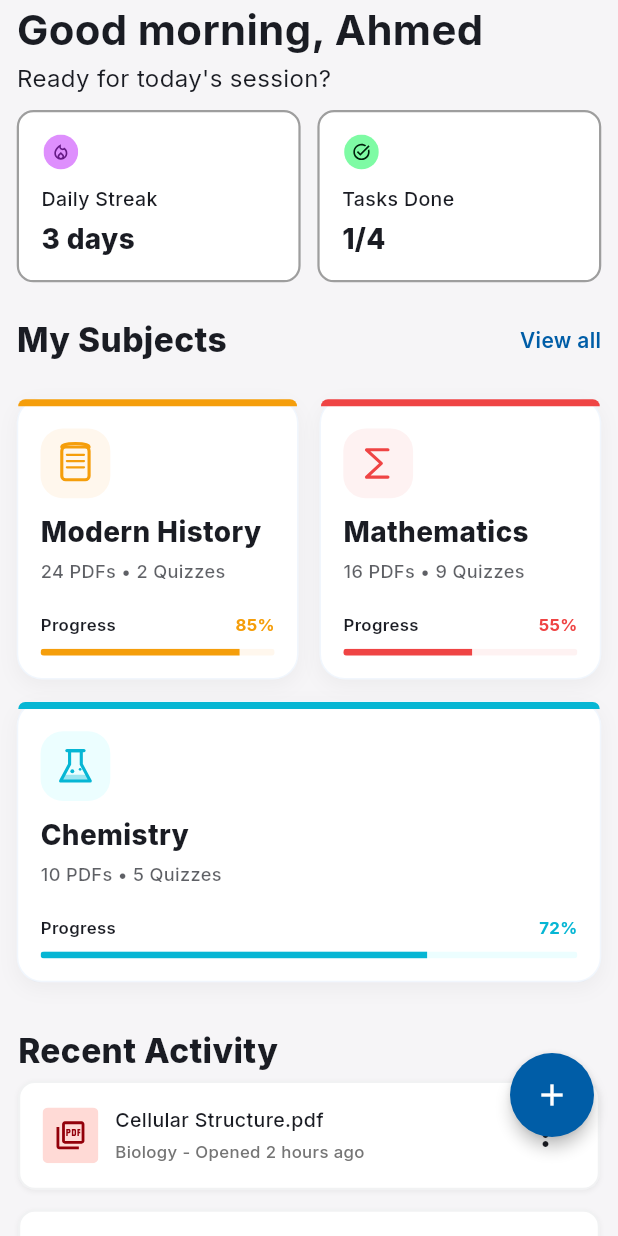
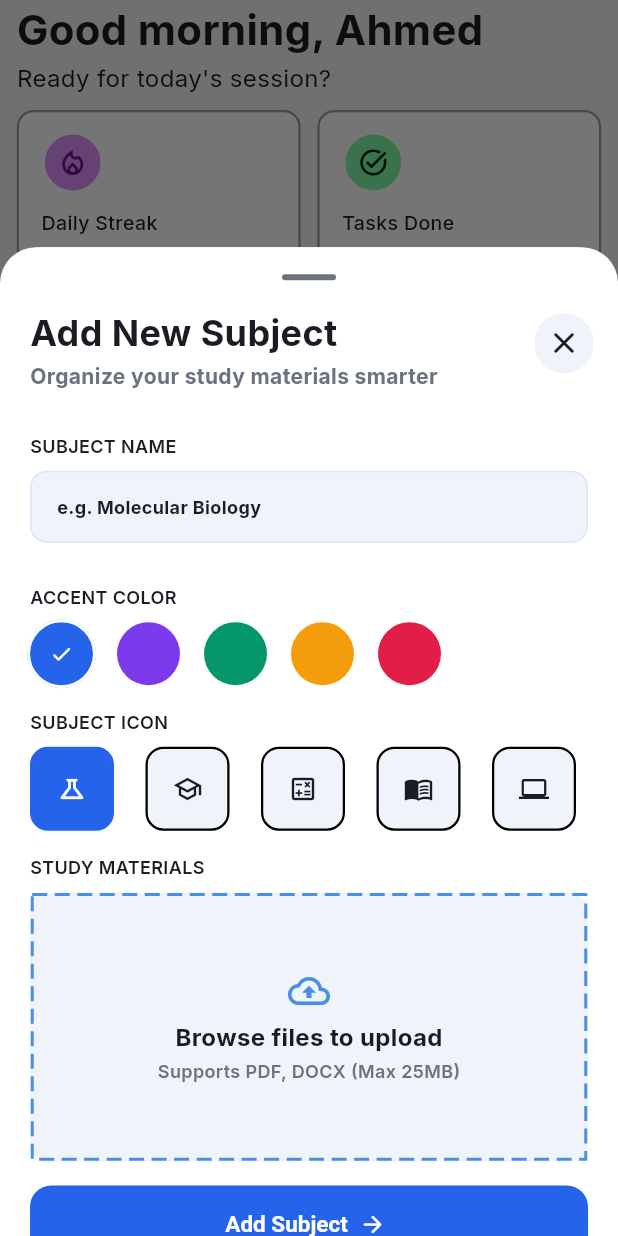
Before and after one commit to ahmedEhab10/study_flow, a Flutter app: the HomeScreen screen opened directly, after a tap on the "add" icon, on a phone screen of 412 x 824 dp. Run offline on Flutter 3.47's test engine with Material 3 defaults, Android fonts, the phone set to English and light mode, and no system bars; drawn by our look-alikes of dotted_border; our stand-ins replace dots_indicator, flutter_bloc, flutter_screenutil, flutter_svg, google_fonts, hive_flutter and 2 more; accounts and stored records are empty; project files that could hold a hidden picture were left out.

Commit message:
finish add subject modern bottom sheet

```diff
--- /dev/null
+++ b/lib/Core/Models/SubjectColor.dart
@@ -0,0 +1,15 @@
+import 'dart:ui';
+
+import 'package:flutter/material.dart';
+
+class SubjectColor {
+  final Color color;
+  final String label;
+  const SubjectColor({required this.color, required this.label});
+}
+
+class SubjectIcon {
+  final IconData icon;
+  final String label;
+  const SubjectIcon({required this.icon, required this.label});
+}
--- /dev/null
+++ b/lib/Core/Widgets/Add_Subject_Sheet.dart
@@ -0,0 +1,560 @@
+import 'dart:ui' as BorderType;
+
+import 'package:dotted_border/dotted_border.dart';
+import 'package:flutter/material.dart';
+
+import 'package:flutter_screenutil/flutter_screenutil.dart';
+import 'package:google_fonts/google_fonts.dart';
+import 'package:study_flow/Core/Models/SubjectColor.dart';
+import 'package:study_flow/Core/resources/Colors_Manager.dart';
+
+class AddSubjectSheet extends StatefulWidget {
+  final String title;
+  final String subtitle;
+  final String inputLabel;
+  final String inputHint;
+  final String ctaLabel;
+  final void Function(String value)? onSubmit;
+
+  const AddSubjectSheet({
+    super.key,
+    required this.title,
+    required this.subtitle,
+    required this.inputLabel,
+    required this.inputHint,
+    required this.ctaLabel,
+    this.onSubmit,
+  });
+
+  @override
+  State<AddSubjectSheet> createState() => _AddSubjectSheetState();
+}
+
+class _AddSubjectSheetState extends State<AddSubjectSheet> {
+  final _controller = TextEditingController();
+  int _selectedColor = 0;
+  int _selectedIcon = 0;
+
+  static const _colors = [
+    SubjectColor(color: Color(0xFF2563EB), label: 'Blue'),
+    SubjectColor(color: Color(0xFF7C3AED), label: 'Purple'),
+    SubjectColor(color: Color(0xFF059669), label: 'Green'),
+    SubjectColor(color: Color(0xFFF59E0B), label: 'Amber'),
+    SubjectColor(color: Color(0xFFE11D48), label: 'Rose'),
+  ];
+
+  static const _icons = [
+    SubjectIcon(icon: Icons.science_outlined, label: 'Science'),
+    SubjectIcon(icon: Icons.school_outlined, label: 'School'),
+    SubjectIcon(icon: Icons.calculate_outlined, label: 'Math'),
+    SubjectIcon(icon: Icons.menu_book_outlined, label: 'Literature'),
+    SubjectIcon(icon: Icons.computer_outlined, label: 'Computer Science'),
+  ];
+
+  Color get _accent => _colors[_selectedColor].color;
+
+  @override
+  void dispose() {
+    _controller.dispose();
+    super.dispose();
+  }
+
+  void _handleSubmit() {
+    final value = _controller.text.trim();
+    widget.onSubmit?.call(value);
+    Navigator.of(context).pop();
+  }
+
+  @override
+  Widget build(BuildContext context) {
+    final bottom = MediaQuery.of(context).viewInsets.bottom;
+
+    return AnimatedPadding(
+      duration: const Duration(milliseconds: 200),
+      curve: Curves.easeOut,
+      padding: EdgeInsets.only(bottom: bottom),
+      child: Container(
+        height: MediaQuery.of(context).size.height * 0.8,
+        decoration: BoxDecoration(
+          color: Theme.of(context).colorScheme.surface,
+          borderRadius: const BorderRadius.vertical(top: Radius.circular(24)),
+        ),
+        child: SafeArea(
+          top: false,
+          child: Column(
+            mainAxisSize: MainAxisSize.min,
+            crossAxisAlignment: CrossAxisAlignment.stretch,
+            children: [
+              SizedBox(height: 8),
+              // ── Drag handle
+              const _DragHandle(),
+
+              // ── Header
+              _SheetHeader(title: widget.title, subtitle: widget.subtitle),
+
+              const SizedBox(height: 12),
+
+              // ── Text input widget
+              _SectionLabel(widget.inputLabel),
+              _TextInputWidget(
+                controller: _controller,
+                hint: widget.inputHint,
+                accent: _accent,
+              ),
+              SizedBox(height: 12),
+
+              // ── Color picker widget
+              const _SectionLabel('Accent Color'),
+              _ColorPickerWidget(
+                colors: _colors,
+                selected: _selectedColor,
+                onChanged: (i) => setState(() => _selectedColor = i),
+              ),
+
+              // ── Icon picker widget
+              const _SectionLabel('Subject Icon'),
+              _IconPickerWidget(
+                icons: _icons,
+                selected: _selectedIcon,
+                accent: _accent,
+                onChanged: (i) => setState(() => _selectedIcon = i),
+              ),
+
+              // ── Upload widget
+              const _SectionLabel('Study Materials'),
+              const _UploadWidget(),
+
+              // ── CTA widget
+              _CtaWidget(
+                label: widget.ctaLabel,
+                accent: _accent,
+                onTap: _handleSubmit,
+              ),
+
+              const SizedBox(height: 8),
+            ],
+          ),
+        ),
+      ),
+    );
+  }
+}
+
+// ─────────────────────────────────────────────
+// SMALL WIDGETS
+// ─────────────────────────────────────────────
+
+/// Drag handle pill at the top of the sheet.
+class _DragHandle extends StatelessWidget {
+  const _DragHandle();
+
+  @override
+  Widget build(BuildContext context) {
+    return Center(
+      child: Container(
+        margin: const EdgeInsets.only(top: 10, bottom: 4),
+        width: 36,
+        height: 4,
+        decoration: BoxDecoration(
+          color: ColorsManager.textSecondaryLight,
+          borderRadius: BorderRadius.circular(99),
+        ),
+      ),
+    );
+  }
+}
+
+/// Sheet title + subtitle + close button row.
+class _SheetHeader extends StatelessWidget {
+  final String title;
+  final String subtitle;
+
+  const _SheetHeader({required this.title, required this.subtitle});
+
+  @override
+  Widget build(BuildContext context) {
+    return Padding(
+      padding: const EdgeInsets.fromLTRB(20, 14, 12, 0),
+      child: Row(
+        crossAxisAlignment: CrossAxisAlignment.start,
+        children: [
+          Expanded(
+            child: Column(
+              crossAxisAlignment: CrossAxisAlignment.start,
+              children: [
+                Text(
+                  title,
+                  style: GoogleFonts.inter(
+                    fontSize: 24,
+                    fontWeight: FontWeight.bold,
+                    color: Theme.of(context).colorScheme.onSurface,
+                  ),
+                ),
+                const SizedBox(height: 2),
+                Text(
+                  subtitle,
+                  style: GoogleFonts.inter(
+                    fontSize: 14,
+                    fontWeight: FontWeight.w700,
+                    color: ColorsManager.textSecondaryLight,
+                  ),
+                ),
+              ],
+            ),
+          ),
+          IconButton(
+            icon: const Icon(Icons.close_rounded),
+            onPressed: () => Navigator.of(context).pop(),
+            style: IconButton.styleFrom(
+              backgroundColor: Theme.of(
+                context,
+              ).colorScheme.surfaceContainerHighest,
+            ),
+          ),
+        ],
+      ),
+    );
+  }
+}
+
+/// Uppercase section label — reused across all sections.
+class _SectionLabel extends StatelessWidget {
+  final String text;
+  const _SectionLabel(this.text);
+
+  @override
+  Widget build(BuildContext context) {
+    return Padding(
+      padding: const EdgeInsets.fromLTRB(20, 16, 20, 8),
+      child: Text(
+        text.toUpperCase(),
+        style: GoogleFonts.inter(
+          color: Theme.of(context).colorScheme.onSurfaceVariant,
+          fontSize: 12,
+          fontWeight: FontWeight.w600,
+        ),
+      ),
+    );
+  }
+}
+
+// ─────────────────────────────────────────────
+// WIDGET 1 — Text input
+// ─────────────────────────────────────────────
+///
+/// Reusable text field. Swap [hint] and [controller] for different use-cases
+/// (course name, description, etc.). For multi-line, set [maxLines] > 1.
+///
+class _TextInputWidget extends StatelessWidget {
+  final TextEditingController controller;
+  final String hint;
+  final Color accent;
+  final int maxLines;
+
+  const _TextInputWidget({
+    required this.controller,
+    required this.hint,
+    required this.accent,
+    this.maxLines = 1,
+  });
+
+  @override
+  Widget build(BuildContext context) {
+    return Padding(
+      padding: const EdgeInsets.symmetric(horizontal: 20),
+      child: TextField(
+        controller: controller,
+        maxLines: maxLines,
+        style: Theme.of(context).textTheme.bodyMedium,
+        decoration: InputDecoration(
+          hintText: hint,
+          hintStyle: GoogleFonts.inter(
+            fontSize: 12,
+            fontWeight: FontWeight.w700,
+            color: Theme.of(context).colorScheme.onSurfaceVariant,
+          ),
+          filled: true,
+          fillColor: Theme.of(context).colorScheme.surfaceContainerHighest,
+          border: OutlineInputBorder(
+            borderRadius: BorderRadius.circular(10),
+            borderSide: BorderSide.none,
+          ),
+          focusedBorder: OutlineInputBorder(
+            borderRadius: BorderRadius.circular(10),
+            borderSide: BorderSide(color: accent, width: 1.5),
+          ),
+          contentPadding: const EdgeInsets.symmetric(
+            horizontal: 14,
+            vertical: 12,
+          ),
+        ),
+      ),
+    );
+  }
+}
+
+// ─────────────────────────────────────────────
+// WIDGET 2 — Color picker
+// ─────────────────────────────────────────────
+
+class _ColorPickerWidget extends StatelessWidget {
+  final List<SubjectColor> colors;
+  final int selected;
+  final ValueChanged<int> onChanged;
+
+  const _ColorPickerWidget({
+    required this.colors,
+    required this.selected,
+    required this.onChanged,
+  });
+
+  @override
+  Widget build(BuildContext context) {
+    return Padding(
+      padding: const EdgeInsets.symmetric(horizontal: 20),
+      child: Row(
+        children: List.generate(colors.length, (i) {
+          final isSelected = i == selected;
+          return Padding(
+            padding: const EdgeInsets.only(right: 16),
+            child: GestureDetector(
+              onTap: () => onChanged(i),
+              child: AnimatedContainer(
+                duration: const Duration(milliseconds: 150),
+                width: 42,
+                height: 42,
+                decoration: BoxDecoration(
+                  color: colors[i].color,
+                  shape: BoxShape.circle,
+                  border: isSelected
+                      ? Border.all(
+                          color: Theme.of(context).colorScheme.surface,
+                          width: 2,
+                          strokeAlign: BorderSide.strokeAlignOutside,
+                        )
+                      : null,
+                  boxShadow: isSelected
+                      ? [
+                          BoxShadow(
+                            color: colors[i].color.withOpacity(0.5),
+                            blurRadius: 0,
+                            spreadRadius: 2,
+                          ),
+                        ]
+                      : null,
+                ),
+                child: isSelected
+                    ? const Icon(
+                        Icons.check_rounded,
+                        color: Colors.white,
+                        size: 16,
+                      )
+                    : null,
+              ),
+            ),
+          );
+        }),
+      ),
+    );
+  }
+}
+
+// ─────────────────────────────────────────────
+// WIDGET 3 — Icon picker
+// ─────────────────────────────────────────────
+
+class _IconPickerWidget extends StatelessWidget {
+  final List<SubjectIcon> icons;
+  final int selected;
+  final Color accent;
+  final ValueChanged<int> onChanged;
+
+  const _IconPickerWidget({
+    required this.icons,
+    required this.selected,
+    required this.accent,
+    required this.onChanged,
+  });
+
+  @override
+  Widget build(BuildContext context) {
+    return Padding(
+      padding: const EdgeInsets.symmetric(horizontal: 20),
+      child: Row(
+        mainAxisAlignment: MainAxisAlignment.spaceBetween,
+        children: List.generate(icons.length, (i) {
+          final isSelected = i == selected;
+          return Padding(
+            padding: const EdgeInsets.only(right: 8),
+            child: Tooltip(
+              message: icons[i].label,
+              child: GestureDetector(
+                onTap: () => onChanged(i),
+                child: AnimatedContainer(
+                  duration: const Duration(milliseconds: 150),
+                  width: 56,
+                  height: 56,
+                  decoration: BoxDecoration(
+                    color: isSelected
+                        ? accent
+                        : Theme.of(context).colorScheme.surfaceContainerHighest,
+                    borderRadius: BorderRadius.circular(12),
+                    border: Border.all(
+                      color: isSelected
+                          ? accent
+                          : Theme.of(context).colorScheme.outlineVariant,
+                      width: 1.5,
+                    ),
+                  ),
+                  child: Icon(
+                    icons[i].icon,
+                    size: 20,
+                    color: isSelected
+                        ? Colors.white
+                        : Theme.of(context).colorScheme.onSurfaceVariant,
+                  ),
+                ),
+              ),
+            ),
+          );
+        }),
+      ),
+    );
+  }
+}
+
+// ─────────────────────────────────────────────
+// WIDGET 4 — Upload zone
+// ─────────────────────────────────────────────
+
+class _UploadWidget extends StatefulWidget {
+  const _UploadWidget();
+
+  @override
+  State<_UploadWidget> createState() => _UploadWidgetState();
+}
+
+class _UploadWidgetState extends State<_UploadWidget> {
+  bool _hovering = false;
+
+  @override
+  Widget build(BuildContext context) {
+    return Padding(
+      padding: const EdgeInsets.symmetric(horizontal: 20),
+      child: GestureDetector(
+        onTap: () {
+          // TODO: wire up file_picker or image_picker
+        },
+        child: MouseRegion(
+          onEnter: (_) => setState(() => _hovering = true),
+          onExit: (_) => setState(() => _hovering = false),
+          child: AnimatedContainer(
+            height: 192.h,
+            duration: const Duration(milliseconds: 150),
+            padding: const EdgeInsets.all(1.5),
+
+            decoration: BoxDecoration(
+              color: Theme.of(context).colorScheme.surfaceContainerHighest,
+              borderRadius: BorderRadius.circular(12),
+            ),
+
+            child: DottedBorder(
+              options: RectDottedBorderOptions(
+                dashPattern: [10, 5],
+                strokeWidth: 2,
+                padding: EdgeInsets.all(16),
+                color: _hovering
+                    ? Theme.of(context).colorScheme.primary
+                    : Theme.of(context).colorScheme.primary,
+              ),
+
+              // radius: const Radius.circular(12),
+
+              // dashPattern: const [6, 4],
+
+              // strokeWidth: 1.5,
+              child: Container(
+                width: double.infinity,
+                decoration: BoxDecoration(
+                  borderRadius: BorderRadius.circular(24),
+                ),
+                padding: const EdgeInsets.symmetric(vertical: 20),
+
+                child: Column(
+                  mainAxisAlignment: MainAxisAlignment.center,
+                  children: [
+                    Icon(
+                      Icons.cloud_upload_outlined,
+                      size: 28,
+                      color: Theme.of(context).colorScheme.primary,
+                    ),
+
+                    const SizedBox(height: 6),
+
+                    Text(
+                      'Browse files to upload',
+                      style: GoogleFonts.inter(
+                        color: Theme.of(context).colorScheme.onSurfaceVariant,
+                        fontSize: 16,
+                        fontWeight: FontWeight.w700,
+                      ),
+                    ),
+
+                    const SizedBox(height: 2),
+
+                    Text(
+                      'Supports PDF, DOCX (Max 25MB)',
+                      style: GoogleFonts.inter(
+                        color: ColorsManager.textSecondaryLight,
+                        fontSize: 12,
+                        fontWeight: FontWeight.w600,
+                      ),
+                    ),
+                  ],
+                ),
+              ),
+            ),
+          ),
+        ),
+      ),
+    );
+  }
+}
+
+// ─────────────────────────────────────────────
+// WIDGET 5 — CTA button
+// ─────────────────────────────────────────────
+
+class _CtaWidget extends StatelessWidget {
+  final String label;
+  final Color accent;
+  final VoidCallback onTap;
+
+  const _CtaWidget({
+    required this.label,
+    required this.accent,
+    required this.onTap,
+  });
+
+  @override
+  Widget build(BuildContext context) {
+    return Padding(
+      padding: const EdgeInsets.fromLTRB(20, 16, 20, 0),
+      child: FilledButton.icon(
+        onPressed: onTap,
+        style: FilledButton.styleFrom(
+          backgroundColor: accent,
+          foregroundColor: Colors.white,
+          minimumSize: const Size.fromHeight(52),
+          shape: RoundedRectangleBorder(
+            borderRadius: BorderRadius.circular(14),
+          ),
+          textStyle: const TextStyle(fontSize: 15, fontWeight: FontWeight.w600),
+        ),
+        icon: const Icon(Icons.arrow_forward_rounded, size: 18),
+        iconAlignment: IconAlignment.end,
+        label: Text(label),
+      ),
+    );
+  }
+}
--- /dev/null
+++ b/lib/Core/Widgets/Show_Modern_Bottom_Sheet.dart
@@ -0,0 +1,112 @@
+import 'package:flutter/material.dart';
+import 'package:google_fonts/google_fonts.dart';
+import 'package:study_flow/Core/Widgets/custom_input_text_faild.dart';
+import 'package:study_flow/Core/resources/Colors_Manager.dart';
+import 'package:study_flow/Core/Widgets/Add_Subject_Sheet.dart';
+
+void showModernBottomSheet(BuildContext context) {
+  final theme = Theme.of(context);
+  final isDark = theme.brightness == Brightness.dark;
+  showModalBottomSheet(
+    context: context,
+    isScrollControlled: true,
+    // backgroundColor: Colors.transparent,
+    // barrierColor: Colors.black.withOpacity(.4),
+    builder: (context) {
+      return AddSubjectSheet(
+        title: 'Add New Subject',
+        subtitle: 'Organize your study materials smarter',
+        inputLabel: 'Subject Name',
+        inputHint: 'e.g. Molecular Biology',
+        ctaLabel: ' Add Subject',
+      );
+    },
+  );
+}
+
+class _DragHandle extends StatelessWidget {
+  const _DragHandle();
+
+  @override
+  Widget build(BuildContext context) {
+    return Center(
+      child: Container(
+        margin: const EdgeInsets.only(top: 10, bottom: 4),
+        width: 50,
+        height: 4,
+        decoration: BoxDecoration(
+          color: Theme.of(context).colorScheme.outlineVariant,
+          borderRadius: BorderRadius.circular(99),
+        ),
+      ),
+    );
+  }
+}
+
+
+
+
+
+// DraggableScrollableSheet(
+//         initialChildSize: 0.8,
+//         minChildSize: 0.3,
+//         maxChildSize: 0.9,
+//         expand: false,
+//         builder: (context, scrollController) {
+//           return Container(
+//             width: MediaQuery.of(context).size.width,
+//             padding: const EdgeInsets.symmetric(horizontal: 20, vertical: 16),
+//             decoration: BoxDecoration(
+//               color: theme.colorScheme.surface,
+//               borderRadius: const BorderRadius.vertical(
+//                 top: Radius.circular(32),
+//               ),
+//               boxShadow: [
+//                 BoxShadow(
+//                   color: Colors.black.withOpacity(.2),
+//                   blurRadius: 20,
+//                   offset: const Offset(0, -5),
+//                 ),
+//               ],
+//             ),
+//             child: Column(
+//               crossAxisAlignment: CrossAxisAlignment.start,
+//               children: [
+//                 _DragHandle(),
+//                 Text(
+//                   'Add New Subject',
+//                   style: GoogleFonts.inter(
+//                     color: theme.colorScheme.onSurface,
+//                     fontSize: 24,
+//                     fontWeight: FontWeight.bold,
+//                   ),
+//                 ),
+//                 const SizedBox(height: 4),
+//                 Text(
+//                   'Organize your study materials smarter',
+//                   style: GoogleFonts.inter(
+//                     color: ColorsManager.textSecondaryDark,
+//                     fontSize: 14,
+//                     fontWeight: FontWeight.w700,
+//                   ),
+//                 ),
+//                 const SizedBox(height: 16),
+//                 Text(
+//                   'SUBJECT NAME',
+//                   style: GoogleFonts.inter(
+//                     color: theme.colorScheme.onSurface,
+//                     fontSize: 14,
+//                     fontWeight: FontWeight.bold,
+//                   ),
+//                 ),
+//                 const SizedBox(height: 8),
+//                 CustomInputTextFaild(
+//                   controller: null,
+//                   hint: 'e.g. Molecular Biology',
+//                   accent: theme.colorScheme.surface,
+//                 ),
+//               ],
+//             ),
+//           );
+//         },
+//       );
--- /dev/null
+++ b/lib/Core/Widgets/custom_input_text_faild.dart
@@ -0,0 +1,50 @@
+import 'package:flutter/material.dart';
+import 'package:google_fonts/google_fonts.dart';
+
+class CustomInputTextFaild extends StatelessWidget {
+  final TextEditingController? controller;
+  final String hint;
+  final Color accent;
+  final int maxLines;
+
+  const CustomInputTextFaild({
+    this.controller,
+    required this.hint,
+    required this.accent,
+    this.maxLines = 1,
+  });
+
+  @override
+  Widget build(BuildContext context) {
+    return Padding(
+      padding: const EdgeInsets.only(right: 10),
+      child: TextField(
+        controller: controller,
+        maxLines: maxLines,
+        style: Theme.of(context).textTheme.bodyMedium,
+        decoration: InputDecoration(
+          hintText: hint,
+          hintStyle: GoogleFonts.inter(
+            fontSize: 12,
+
+            color: Theme.of(context).colorScheme.onSurfaceVariant,
+          ),
+          filled: true,
+          fillColor: Theme.of(context).colorScheme.surfaceContainerHighest,
+          border: OutlineInputBorder(
+            borderRadius: BorderRadius.circular(10),
+            borderSide: BorderSide.none,
+          ),
+          focusedBorder: OutlineInputBorder(
+            borderRadius: BorderRadius.circular(10),
+            borderSide: BorderSide(color: accent, width: 1.5),
+          ),
+          contentPadding: const EdgeInsets.symmetric(
+            horizontal: 14,
+            vertical: 12,
+          ),
+        ),
+      ),
+    );
+  }
+}
--- a/lib/features/main/Home/presentation/Home_screen.dart
+++ b/lib/features/main/Home/presentation/Home_screen.dart
@@ -1,6 +1,7 @@
 import 'package:flutter/material.dart';
 import 'package:study_flow/Core/Widgets/custom_floating_action_button.dart';
 import 'package:study_flow/features/main/Home/presentation/widgets/Home_Screen_body.dart';
+import 'package:study_flow/Core/Widgets/Show_Modern_Bottom_Sheet.dart';
 
 class HomeScreen extends StatelessWidget {
   const HomeScreen({super.key});
@@ -8,7 +9,11 @@ class HomeScreen extends StatelessWidget {
   @override
   Widget build(BuildContext context) {
     return Scaffold(
-      floatingActionButton: CustomFloatingActionButton(onPressed: () {}),
+      floatingActionButton: CustomFloatingActionButton(
+        onPressed: () {
+          showModernBottomSheet(context);
+        },
+      ),
       body: const SafeArea(child: HomeScreenBody()),
     );
   }
--- a/lib/features/main/Home/presentation/widgets/information_item.dart
+++ b/lib/features/main/Home/presentation/widgets/information_item.dart
@@ -34,7 +34,7 @@ class InformationItem extends StatelessWidget {
         crossAxisAlignment: CrossAxisAlignment.start,
         mainAxisSize: MainAxisSize.min,
         children: [
-          SvgPicture.asset(icon, width: 28.r, height: 28.r),
+          SvgPicture.asset(icon, width: 45.r, height: 45.r),
           SizedBox(height: 8.h),
           Text(
             title,
--- a/pubspec.yaml
+++ b/pubspec.yaml
@@ -47,6 +47,7 @@ dependencies:
   hive: ^2.2.3
   hive_flutter: ^1.1.0
   shared_preferences: ^2.5.5
+  dotted_border: ^3.1.0
 
 dev_dependencies:
   flutter_test:
```
Also changed, not shown: pubspec.lock.
